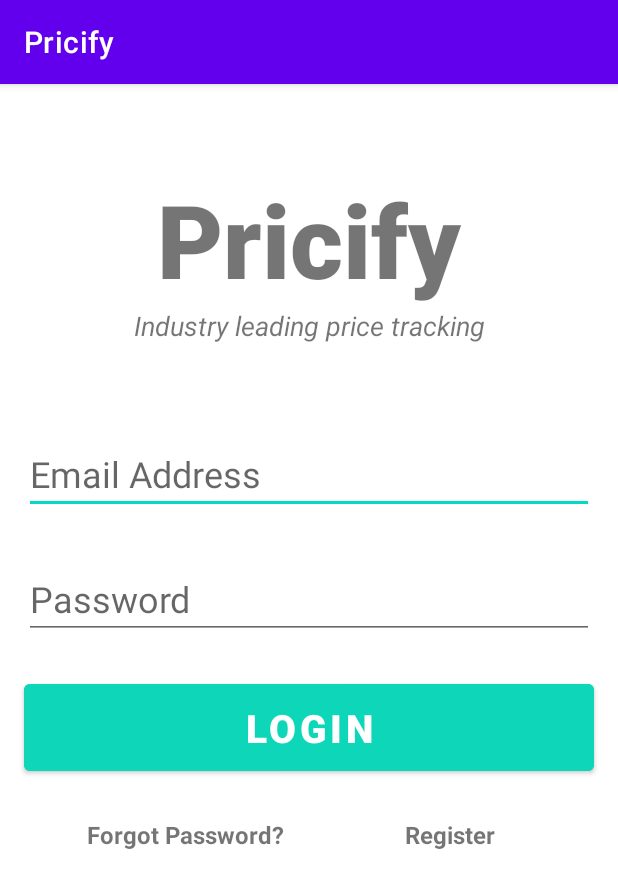
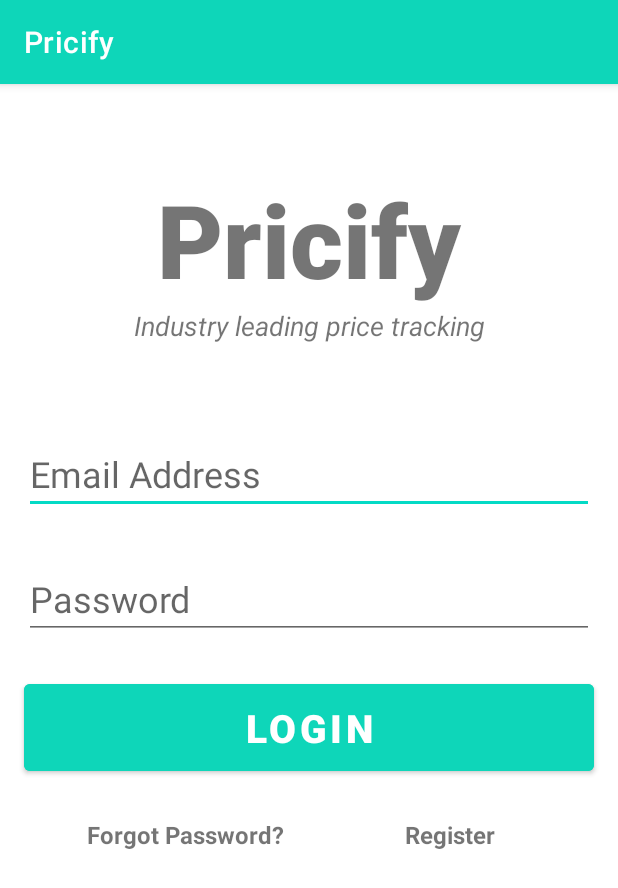
Before and after one commit to Mehdi-agz/Pricify, an Android app: the LoginActivity screen opened directly, with no data from a screen before it, on a phone screen of 412 x 824 dp. Shown: the top 888 px of the screen. Run offline under Robolectric (Android 15) with nearby library versions, the phone set to English and light mode, and no system bars.

Commit message:
changed color theme

```diff
--- a/app/src/main/res/layout/activity_login.xml
+++ b/app/src/main/res/layout/activity_login.xml
@@ -66,9 +66,9 @@
         android:layout_width="380dp"
         android:layout_height="70dp"
         android:layout_marginTop="24dp"
-        android:backgroundTint="#0ED6B9"
+        android:backgroundTint="@color/colorAccent"
         android:text="@string/login_button_text"
-        android:textColor="#ffffff"
+        android:textColor="@color/white"
         android:textSize="26sp"
         android:textStyle="bold"
         app:layout_constraintLeft_toLeftOf="parent"
--- a/app/src/main/res/values/colors.xml
+++ b/app/src/main/res/values/colors.xml
@@ -7,4 +7,5 @@
     <color name="teal_700">#FF018786</color>
     <color name="black">#FF000000</color>
     <color name="white">#FFFFFFFF</color>
+    <color name="colorAccent">#0ED6B9</color>
 </resources>
--- a/app/src/main/res/values/themes.xml
+++ b/app/src/main/res/values/themes.xml
@@ -2,8 +2,8 @@
     <!-- Base application theme. -->
     <style name="Theme.Pricify" parent="Theme.MaterialComponents.DayNight.DarkActionBar">
         <!-- Primary brand color. -->
-        <item name="colorPrimary">@color/purple_500</item>
-        <item name="colorPrimaryVariant">@color/purple_700</item>
+        <item name="colorPrimary">@color/colorAccent</item>
+        <item name="colorPrimaryVariant">@color/colorAccent</item>
         <item name="colorOnPrimary">@color/white</item>
         <!-- Secondary brand color. -->
         <item name="colorSecondary">@color/teal_200</item>
```
